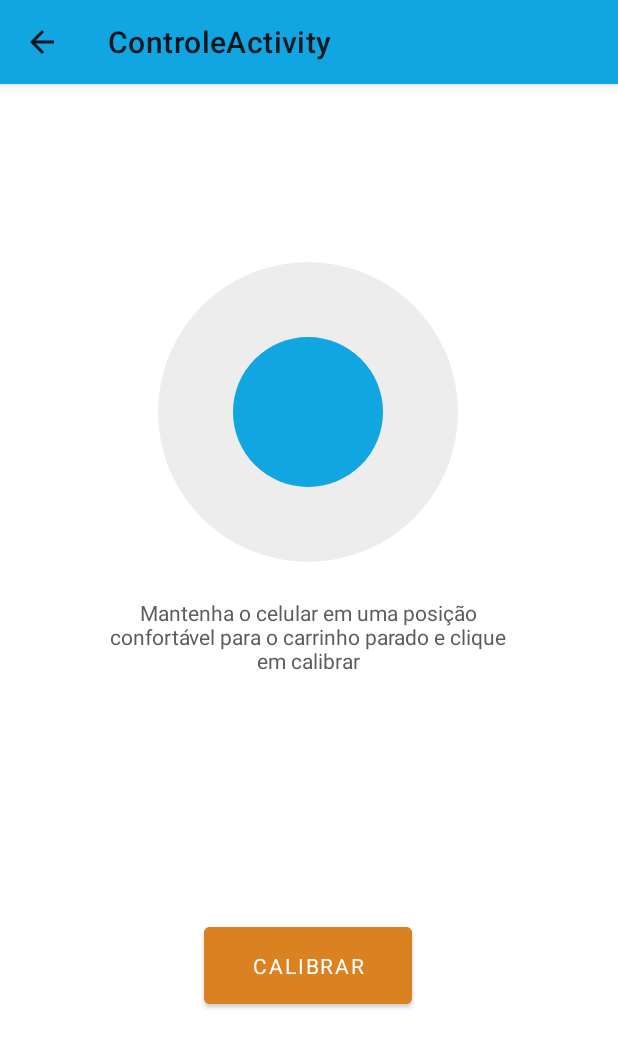
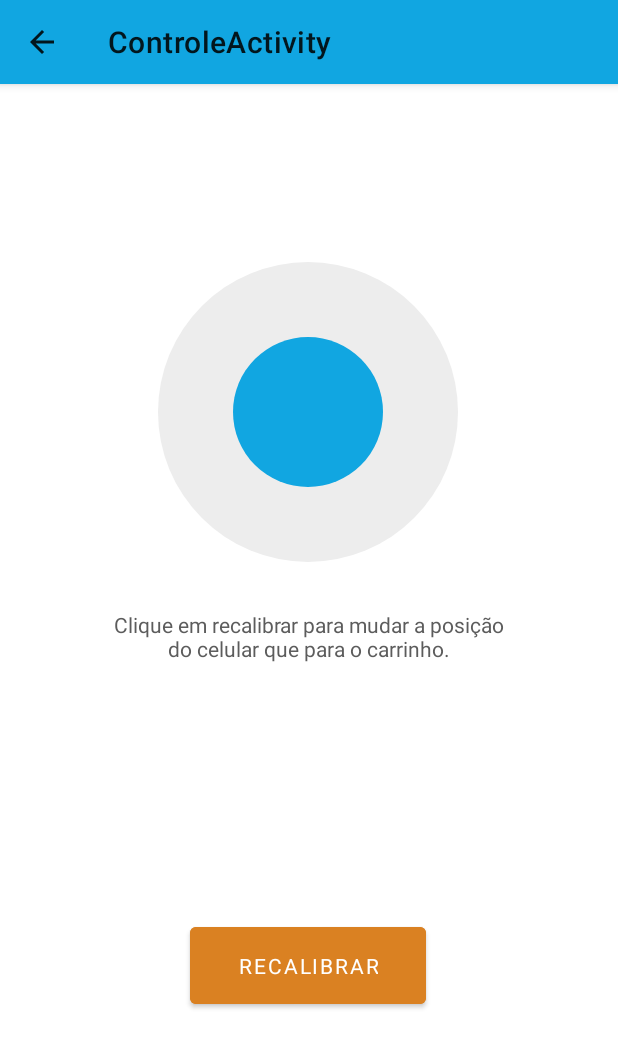
Before and after one commit to leosole/ProjetoIntegrado, an Android app: the ControleActivity screen opened directly, with no data from a screen before it, after a tap on "CALIBRAR", on a phone screen of 412 x 824 dp. Shown: the top 1048 px of the screen. Run offline under Robolectric (Android 15) with nearby library versions, the phone set to English and light mode, and no system bars; our stand-ins replace data binding; Roboto replaces fonts that are not available here.

Commit message:
pequenas correções

```diff
--- a/app/src/main/java/com/ufrj/projetointegrado/ControleActivity.kt
+++ b/app/src/main/java/com/ufrj/projetointegrado/ControleActivity.kt
@@ -1,22 +1,16 @@
 package com.ufrj.projetointegrado
 
-import android.R
 import android.hardware.Sensor
 import android.hardware.SensorEvent
 import android.hardware.SensorEventListener
 import android.hardware.SensorManager
 import android.os.Bundle
-import android.text.Layout
 import android.util.Log
-import android.view.View
 import androidx.appcompat.app.AppCompatActivity
 import androidx.constraintlayout.widget.ConstraintLayout
 import androidx.constraintlayout.widget.ConstraintSet
 import androidx.databinding.DataBindingUtil
-import androidx.fragment.app.FragmentManager
 import com.ufrj.projetointegrado.databinding.ActivityControleBinding
-import kotlin.math.abs
-import kotlin.math.sign
 
 
 class ControleActivity : AppCompatActivity(), SensorEventListener {
@@ -30,7 +24,8 @@ class ControleActivity : AppCompatActivity(), SensorEventListener {
     private lateinit var set: ConstraintSet
     private var x0 = 0.0
     private var y0 = 0.0
-    private var calibrate = false
+    private var calibrate = false  // calibra a rotação
+    private var start = false // inicia o controle do carrinho
 
     override fun onCreate(savedInstanceState: Bundle?) {
         super.onCreate(savedInstanceState)
@@ -49,6 +44,11 @@ class ControleActivity : AppCompatActivity(), SensorEventListener {
         setSupportActionBar(binding.myToolbar)
         supportActionBar!!.setDisplayHomeAsUpEnabled(true)
         binding.buttonCalibrate.setOnClickListener {
+            if(!start) {
+                binding.buttonCalibrate.setText("Recalibrar")
+                binding.instrCalibrate.setText(R.string.instrucao_recalib)
+                start = true
+            }
             calibrate = true
         }
         set = ConstraintSet()
@@ -72,13 +72,13 @@ class ControleActivity : AppCompatActivity(), SensorEventListener {
         SensorManager.getRotationMatrixFromVector(rotationMatrix, rotationVector)
         val orientation = SensorManager.getOrientation(rotationMatrix, orientationAngles)
 
-        val azimuthAngle = toDegrees(orientation[0])
+        toDegrees(orientation[0])
         val pitchAngle = toDegrees(orientation[1])
         val rollAngle = toDegrees(orientation[2])
         if (calibrate){ // calibração
             y0 = pitchAngle
             x0 = rollAngle
-            val msg = "x0: " + x0 +  "y0: " +y0
+            val msg = "Origem alterada: (" + x0 +  ", " + y0 + ")"
             Log.i("Controle", msg)
             calibrate = false
         }
@@ -121,7 +121,7 @@ class ControleActivity : AppCompatActivity(), SensorEventListener {
             y = -1
         }
         if (pitchAngle > y0 + ang2) {
-            y = 2;
+            y = 2
         }
         if (pitchAngle < y0 - ang2) {
             y = -2
--- a/app/src/main/res/values/strings.xml
+++ b/app/src/main/res/values/strings.xml
@@ -8,7 +8,10 @@
     <string name="carrinho_desconectado">Carrinho desconectado</string>
     <string name="calibrar">Calibrar</string>
     <string name="instrucao_calib">
-        Mantenha o celular em uma posição confortável para o carrinho parado e clique em calibrar
+        Mantenha o celular em uma posição confortável para o carrinho parado e clique em calibrar para iniciar.
+    </string>
+    <string name="instrucao_recalib">
+        Clique em recalibrar para mudar a posição do celular que para o carrinho.
     </string>
     <string name="explicao_do_projeto">Explicação do projeto</string>
     <string name="sobre">Sobre</string>
```
